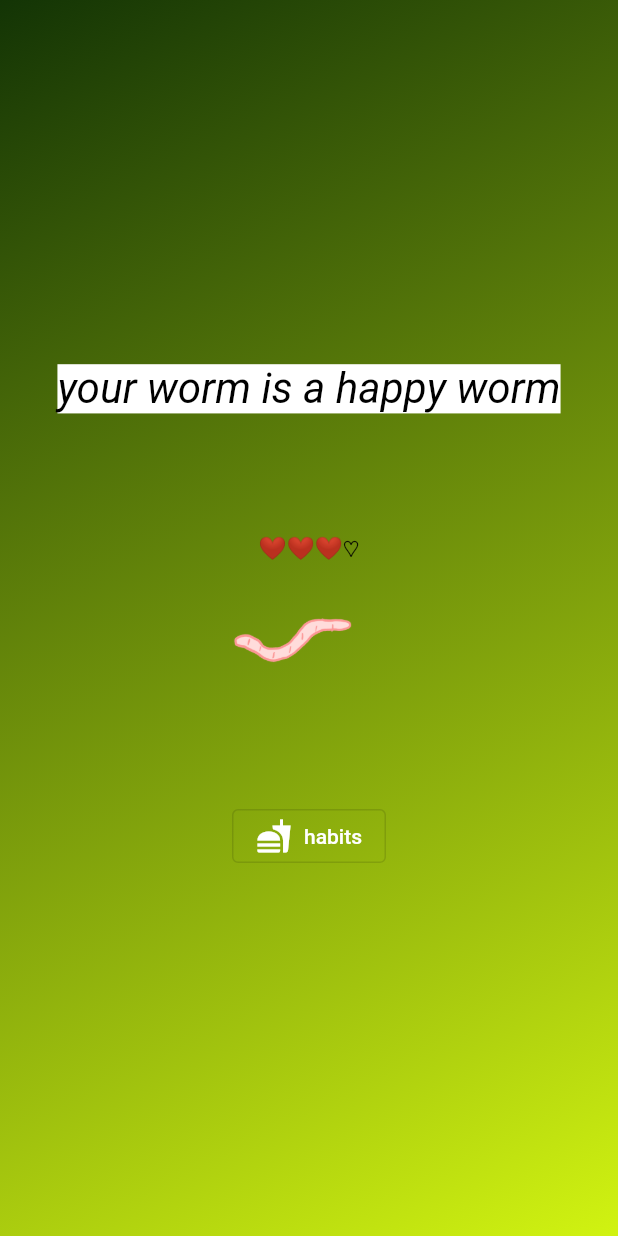
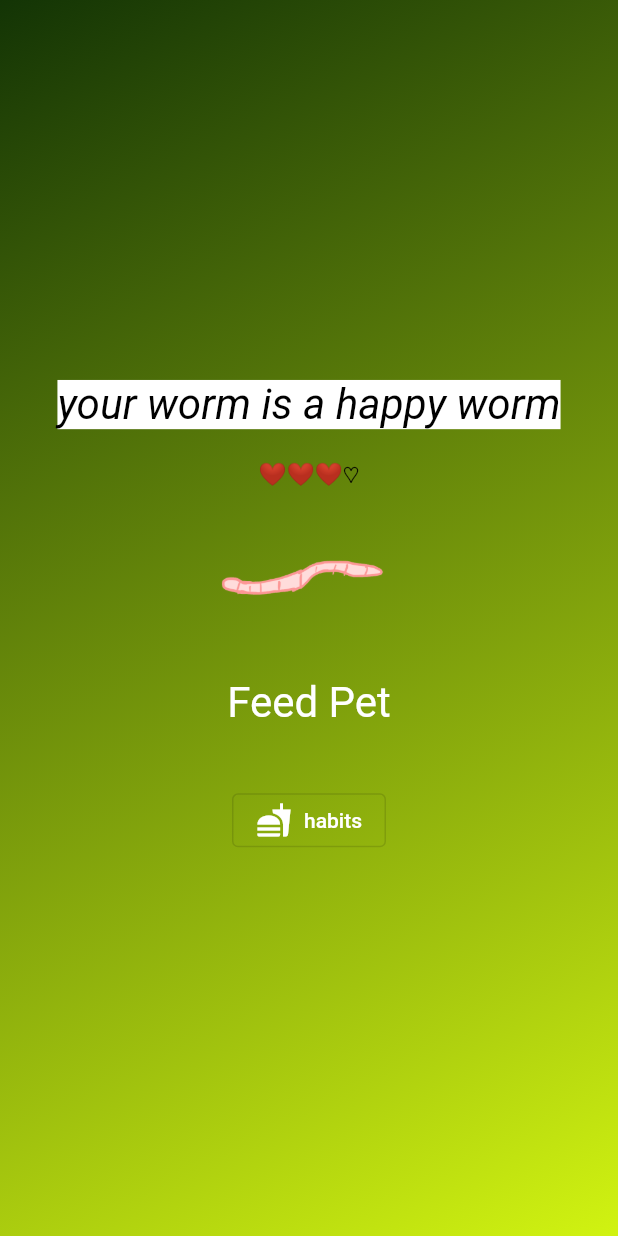
Before and after one commit to abbymachines/habit_vpet, a Flutter app: the screen it shows after launch, on a phone screen of 412 x 824 dp. Run offline on Flutter 3.47's test engine with Material 2 defaults, Android fonts, the phone set to English and light mode, and no system bars.

Commit message:
re-implement Feed Pet button without proper styling

```diff
--- a/lib/start_screen.dart
+++ b/lib/start_screen.dart
@@ -1,6 +1,7 @@
 import 'package:flutter/material.dart';
 import 'package:habit_vpet/styled_text.dart';
 import 'package:habit_vpet/heart_bar.dart';
+import 'package:habit_vpet/pet_feeder.dart';
 
 class StartScreen extends StatelessWidget {
   const StartScreen(this.startHabits, {super.key});
@@ -14,10 +15,13 @@ class StartScreen extends StatelessWidget {
         mainAxisSize: MainAxisSize.min,
         children: [
           const StyledText('your worm is a happy worm'),
-          const SizedBox(height: 80),
+          const SizedBox(height: 20),
           const HeartBar(),
-          Image.asset('assets/images/worm1.png', width: 200),
-          const SizedBox(height: 70),
+          const SizedBox(height: 10),
+          const Center(
+            child: PetFeeder(),
+          ),
+          const SizedBox(height: 30),
           OutlinedButton.icon(
             onPressed: startHabits,
             style: OutlinedButton.styleFrom(foregroundColor: Colors.white),
```
